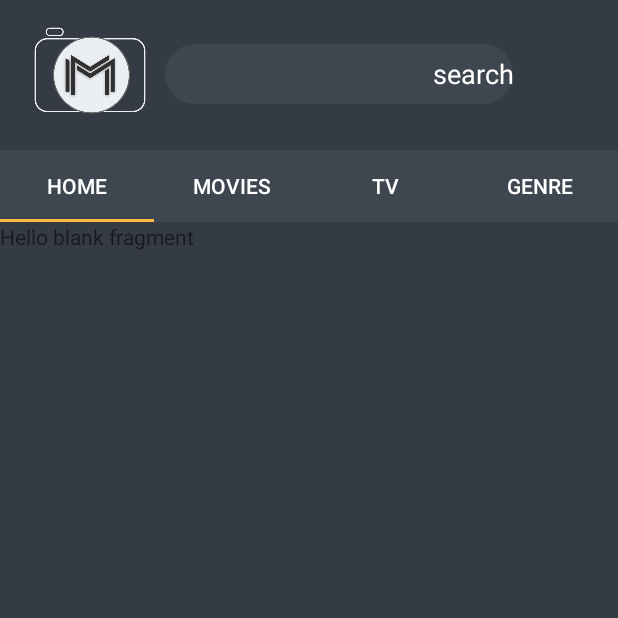
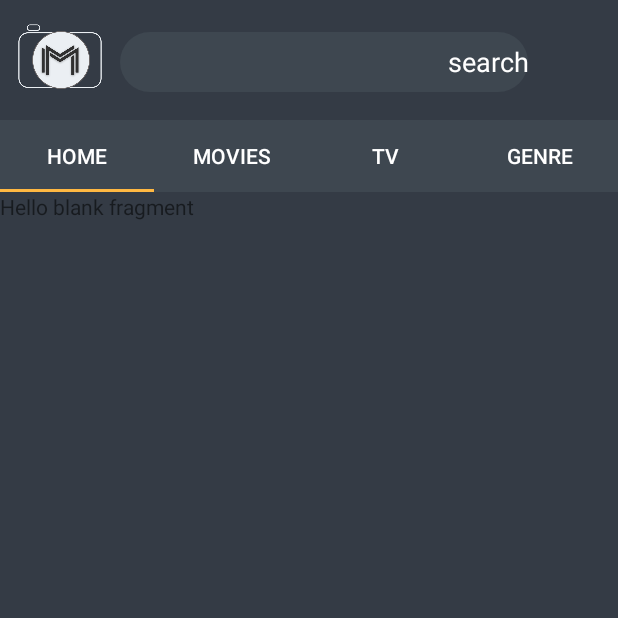
Before and after one commit to Aayushdangol/amar-pudasaini, an Android app: the screen it shows after launch (ViewPagerActivity), on a phone screen of 412 x 824 dp, the top half of it. Run offline under Robolectric (Android 15) with nearby library versions, the phone set to English and light mode, and no system bars.

Commit message:
Revise layouts in dashboard

```diff
--- a/app/src/main/res/layout/activity_view_pager.xml
+++ b/app/src/main/res/layout/activity_view_pager.xml
@@ -15,9 +15,9 @@
         android:orientation="horizontal">
 
         <ImageButton
-            android:layout_width="80dp"
-            android:layout_height="80dp"
-            android:layout_marginLeft="20dp"
+            android:layout_width="60dp"
+            android:layout_height="60dp"
+            android:layout_marginLeft="10dp"
             android:layout_marginTop="10dp"
             android:background="@drawable/logodashboard"
             />
@@ -29,9 +29,9 @@
             android:background="@drawable/roundbtnsearch"
             android:textColorHint="#fff"
             android:textAlignment="textEnd"
-            android:layout_marginTop="29dp"
+            android:layout_marginTop="21dp"
             android:layout_marginLeft="10dp"
-            android:layout_marginRight="70dp"/>
+            android:layout_marginRight="60dp"/>
 
     </LinearLayout>
 
```
